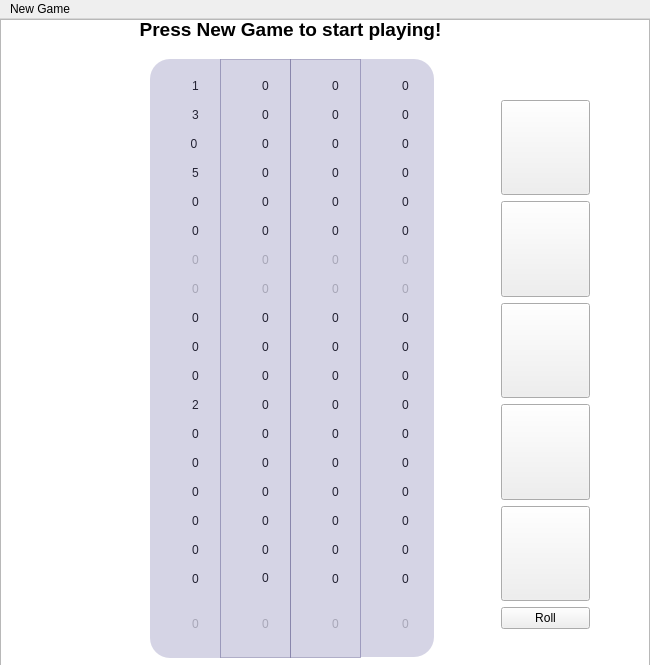
Old version of the form yahtzeemainwin.ui in the repository MarkusEson/GUI-PROJ.
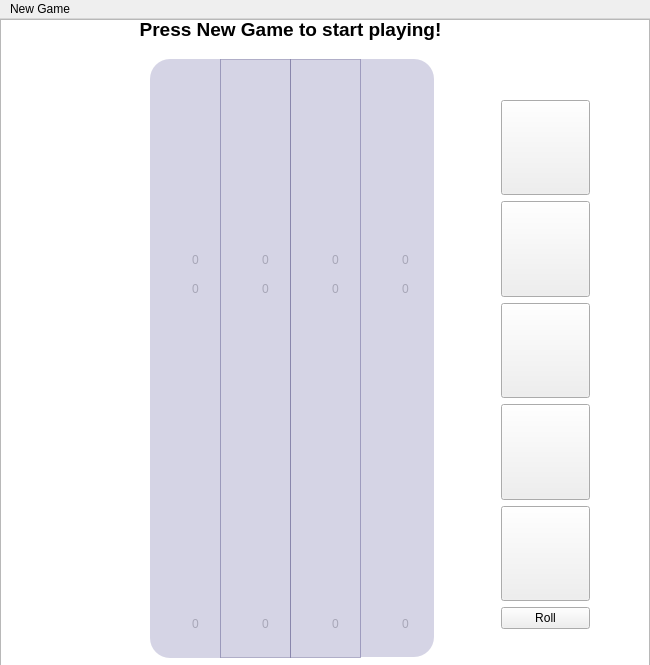
New version of the form. Icons and pictures are not drawn.

What changed in the file:
```diff
--- a/yahtzeemainwin.ui
+++ b/yahtzeemainwin.ui
@@ -116,7 +116,7 @@
         </size>
        </property>
        <property name="text">
-        <string>0</string>
+        <string> </string>
        </property>
        <property name="flat">
         <bool>true</bool>
@@ -144,7 +144,7 @@
         </size>
        </property>
        <property name="text">
-        <string>0</string>
+        <string> </string>
        </property>
        <property name="flat">
         <bool>true</bool>
@@ -172,7 +172,7 @@
         </size>
        </property>
        <property name="text">
-        <string>0</string>
+        <string> </string>
        </property>
        <property name="flat">
         <bool>true</bool>
@@ -200,7 +200,7 @@
         </size>
        </property>
        <property name="text">
-        <string>1</string>
+        <string> </string>
        </property>
        <property name="checkable">
         <bool>false</bool>
@@ -231,7 +231,7 @@
         </size>
        </property>
        <property name="text">
-        <string>0</string>
+        <string> </string>
        </property>
        <property name="flat">
         <bool>true</bool>
@@ -259,7 +259,7 @@
         </size>
        </property>
        <property name="text">
-        <string>0</string>
+        <string> </string>
        </property>
        <property name="flat">
         <bool>true</bool>
@@ -287,7 +287,7 @@
         </size>
        </property>
        <property name="text">
-        <string>0</string>
+        <string> </string>
        </property>
        <property name="flat">
         <bool>true</bool>
@@ -315,7 +315,7 @@
         </size>
        </property>
        <property name="text">
-        <string>0</string>
+        <string> </string>
        </property>
        <property name="flat">
         <bool>true</bool>
@@ -343,7 +343,7 @@
         </size>
        </property>
        <property name="text">
-        <string>0</string>
+        <string> </string>
        </property>
        <property name="flat">
         <bool>true</bool>
@@ -371,7 +371,7 @@
         </size>
        </property>
        <property name="text">
-        <string>3</string>
+        <string> </string>
        </property>
        <property name="flat">
         <bool>true</bool>
@@ -399,7 +399,7 @@
         </size>
        </property>
        <property name="text">
-        <string>0</string>
+        <string> </string>
        </property>
        <property name="flat">
         <bool>true</bool>
@@ -458,7 +458,7 @@
         </size>
        </property>
        <property name="text">
-        <string>0</string>
+        <string> </string>
        </property>
        <property name="flat">
         <bool>true</bool>
@@ -486,7 +486,7 @@
         </size>
        </property>
        <property name="text">
-        <string>0 </string>
+        <string> </string>
        </property>
        <property name="flat">
         <bool>true</bool>
@@ -514,7 +514,7 @@
         </size>
        </property>
        <property name="text">
-        <string>2</string>
+        <string> </string>
        </property>
        <property name="flat">
         <bool>true</bool>
@@ -573,7 +573,7 @@
         </size>
        </property>
        <property name="text">
-        <string>5</string>
+        <string> </string>
        </property>
        <property name="flat">
         <bool>true</bool>
@@ -601,7 +601,7 @@
         </size>
        </property>
        <property name="text">
-        <string>0</string>
+        <string> </string>
        </property>
        <property name="flat">
         <bool>true</bool>
@@ -647,7 +647,7 @@
         </size>
        </property>
        <property name="text">
-        <string>0</string>
+        <string> </string>
        </property>
        <property name="flat">
         <bool>true</bool>
@@ -675,7 +675,7 @@
         </size>
        </property>
        <property name="text">
-        <string>0</string>
+        <string> </string>
        </property>
        <property name="flat">
         <bool>true</bool>
@@ -734,7 +734,7 @@
         </size>
        </property>
        <property name="text">
-        <string>0</string>
+        <string> </string>
        </property>
        <property name="flat">
         <bool>true</bool>
@@ -762,7 +762,7 @@
         </size>
        </property>
        <property name="text">
-        <string>0</string>
+        <string> </string>
        </property>
        <property name="flat">
         <bool>true</bool>
@@ -790,7 +790,7 @@
         </size>
        </property>
        <property name="text">
-        <string>0</string>
+        <string> </string>
        </property>
        <property name="flat">
         <bool>true</bool>
@@ -818,7 +818,7 @@
         </size>
        </property>
        <property name="text">
-        <string>0</string>
+        <string> </string>
        </property>
        <property name="flat">
         <bool>true</bool>
@@ -846,7 +846,7 @@
         </size>
        </property>
        <property name="text">
-        <string>0</string>
+        <string> </string>
        </property>
        <property name="flat">
         <bool>true</bool>
@@ -874,7 +874,7 @@
         </size>
        </property>
        <property name="text">
-        <string>0</string>
+        <string> </string>
        </property>
        <property name="flat">
         <bool>true</bool>
@@ -902,7 +902,7 @@
         </size>
        </property>
        <property name="text">
-        <string>0</string>
+        <string> </string>
        </property>
        <property name="flat">
         <bool>true</bool>
@@ -961,7 +961,7 @@
         </size>
        </property>
        <property name="text">
-        <string>0</string>
+        <string> </string>
        </property>
        <property name="flat">
         <bool>true</bool>
@@ -1020,7 +1020,7 @@
         </size>
        </property>
        <property name="text">
-        <string>0</string>
+        <string> </string>
        </property>
        <property name="flat">
         <bool>true</bool>
@@ -1048,7 +1048,7 @@
         </size>
        </property>
        <property name="text">
-        <string>0</string>
+        <string> </string>
        </property>
        <property name="flat">
         <bool>true</bool>
@@ -1076,7 +1076,7 @@
         </size>
        </property>
        <property name="text">
-        <string>0</string>
+        <string> </string>
        </property>
        <property name="flat">
         <bool>true</bool>
@@ -1104,7 +1104,7 @@
         </size>
        </property>
        <property name="text">
-        <string>0</string>
+        <string> </string>
        </property>
        <property name="flat">
         <bool>true</bool>
@@ -1132,7 +1132,7 @@
         </size>
        </property>
        <property name="text">
-        <string>0</string>
+        <string> </string>
        </property>
        <property name="flat">
         <bool>true</bool>
@@ -1160,7 +1160,7 @@
         </size>
        </property>
        <property name="text">
-        <string>0</string>
+        <string> </string>
        </property>
        <property name="flat">
         <bool>true</bool>
@@ -1206,7 +1206,7 @@
         </size>
        </property>
        <property name="text">
-        <string>0</string>
+        <string> </string>
        </property>
        <property name="flat">
         <bool>true</bool>
@@ -1234,7 +1234,7 @@
         </size>
        </property>
        <property name="text">
-        <string>0</string>
+        <string> </string>
        </property>
        <property name="flat">
         <bool>true</bool>
@@ -1262,7 +1262,7 @@
         </size>
        </property>
        <property name="text">
-        <string>0</string>
+        <string> </string>
        </property>
        <property name="flat">
         <bool>true</bool>
@@ -1290,7 +1290,7 @@
         </size>
        </property>
        <property name="text">
-        <string>0</string>
+        <string> </string>
        </property>
        <property name="flat">
         <bool>true</bool>
@@ -1318,7 +1318,7 @@
         </size>
        </property>
        <property name="text">
-        <string>0</string>
+        <string> </string>
        </property>
        <property name="flat">
         <bool>true</bool>
@@ -1346,7 +1346,7 @@
         </size>
        </property>
        <property name="text">
-        <string>0</string>
+        <string> </string>
        </property>
        <property name="flat">
         <bool>true</bool>
@@ -1374,7 +1374,7 @@
         </size>
        </property>
        <property name="text">
-        <string>0</string>
+        <string> </string>
        </property>
        <property name="flat">
         <bool>true</bool>
@@ -1433,7 +1433,7 @@
         </size>
        </property>
        <property name="text">
-        <string>0</string>
+        <string> </string>
        </property>
        <property name="flat">
         <bool>true</bool>
@@ -1461,7 +1461,7 @@
         </size>
        </property>
        <property name="text">
-        <string>0</string>
+        <string> </string>
        </property>
        <property name="flat">
         <bool>true</bool>
@@ -1489,7 +1489,7 @@
         </size>
        </property>
        <property name="text">
-        <string>0</string>
+        <string> </string>
        </property>
        <property name="flat">
         <bool>true</bool>
@@ -1517,7 +1517,7 @@
         </size>
        </property>
        <property name="text">
-        <string>0</string>
+        <string> </string>
        </property>
        <property name="flat">
         <bool>true</bool>
@@ -1545,7 +1545,7 @@
         </size>
        </property>
        <property name="text">
-        <string>0</string>
+        <string> </string>
        </property>
        <property name="flat">
         <bool>true</bool>
@@ -1573,7 +1573,7 @@
         </size>
        </property>
        <property name="text">
-        <string>0</string>
+        <string> </string>
        </property>
        <property name="flat">
         <bool>true</bool>
@@ -1663,7 +1663,7 @@
         </size>
        </property>
        <property name="text">
-        <string>0</string>
+        <string> </string>
        </property>
        <property name="flat">
         <bool>true</bool>
@@ -1691,7 +1691,7 @@
         </size>
        </property>
        <property name="text">
-        <string>0</string>
+        <string> </string>
        </property>
        <property name="flat">
         <bool>true</bool>
@@ -1719,7 +1719,7 @@
         </size>
        </property>
        <property name="text">
-        <string>0</string>
+        <string> </string>
        </property>
        <property name="flat">
         <bool>true</bool>
@@ -1765,7 +1765,7 @@
         </size>
        </property>
        <property name="text">
-        <string>0</string>
+        <string> </string>
        </property>
        <property name="flat">
         <bool>true</bool>
@@ -1793,7 +1793,7 @@
         </size>
        </property>
        <property name="text">
-        <string>0</string>
+        <string> </string>
        </property>
        <property name="flat">
         <bool>true</bool>
@@ -1821,7 +1821,7 @@
         </size>
        </property>
        <property name="text">
-        <string>0</string>
+        <string> </string>
        </property>
        <property name="flat">
         <bool>true</bool>
@@ -1849,7 +1849,7 @@
         </size>
        </property>
        <property name="text">
-        <string>0</string>
+        <string> </string>
        </property>
        <property name="flat">
         <bool>true</bool>
@@ -1877,7 +1877,7 @@
         </size>
        </property>
        <property name="text">
-        <string>0</string>
+        <string> </string>
        </property>
        <property name="flat">
         <bool>true</bool>
@@ -1905,7 +1905,7 @@
         </size>
        </property>
        <property name="text">
-        <string>0</string>
+        <string> </string>
        </property>
        <property name="flat">
         <bool>true</bool>
@@ -1933,7 +1933,7 @@
         </size>
        </property>
        <property name="text">
-        <string>0</string>
+        <string> </string>
        </property>
        <property name="flat">
         <bool>true</bool>
@@ -1961,7 +1961,7 @@
         </size>
        </property>
        <property name="text">
-        <string>0</string>
+        <string> </string>
        </property>
        <property name="flat">
         <bool>true</bool>
@@ -1989,7 +1989,7 @@
         </size>
        </property>
        <property name="text">
-        <string>0</string>
+        <string> </string>
        </property>
        <property name="flat">
         <bool>true</bool>
@@ -2017,7 +2017,7 @@
         </size>
        </property>
        <property name="text">
-        <string>0</string>
+        <string> </string>
        </property>
        <property name="flat">
         <bool>true</bool>
@@ -2107,7 +2107,7 @@
         </size>
        </property>
        <property name="text">
-        <string>0</string>
+        <string> </string>
        </property>
        <property name="flat">
         <bool>true</bool>
@@ -2135,7 +2135,7 @@
         </size>
        </property>
        <property name="text">
-        <string>0</string>
+        <string> </string>
        </property>
        <property name="flat">
         <bool>true</bool>
@@ -2163,7 +2163,7 @@
         </size>
        </property>
        <property name="text">
-        <string>0</string>
+        <string> </string>
        </property>
        <property name="flat">
         <bool>true</bool>
@@ -2191,7 +2191,7 @@
         </size>
        </property>
        <property name="text">
-        <string>0</string>
+        <string> </string>
        </property>
        <property name="flat">
         <bool>true</bool>
@@ -2219,7 +2219,7 @@
         </size>
        </property>
        <property name="text">
-        <string>0</string>
+        <string> </string>
        </property>
        <property name="flat">
         <bool>true</bool>
@@ -2247,7 +2247,7 @@
         </size>
        </property>
        <property name="text">
-        <string>0</string>
+        <string> </string>
        </property>
        <property name="flat">
         <bool>true</bool>
```
Left out of the diff: 120 changed lines with no effect on the pictures.
